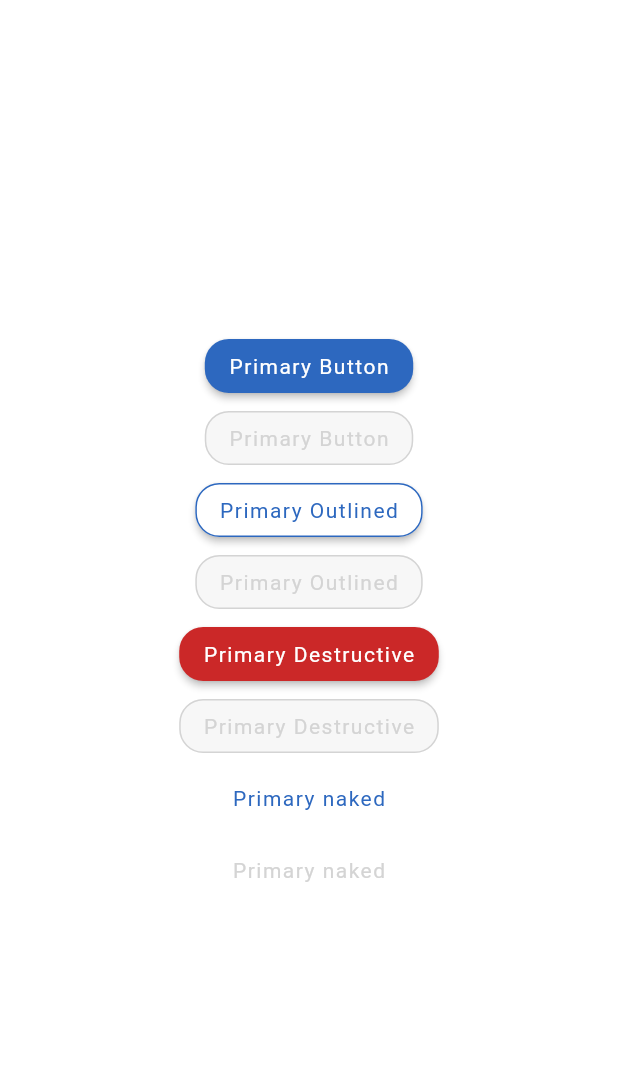
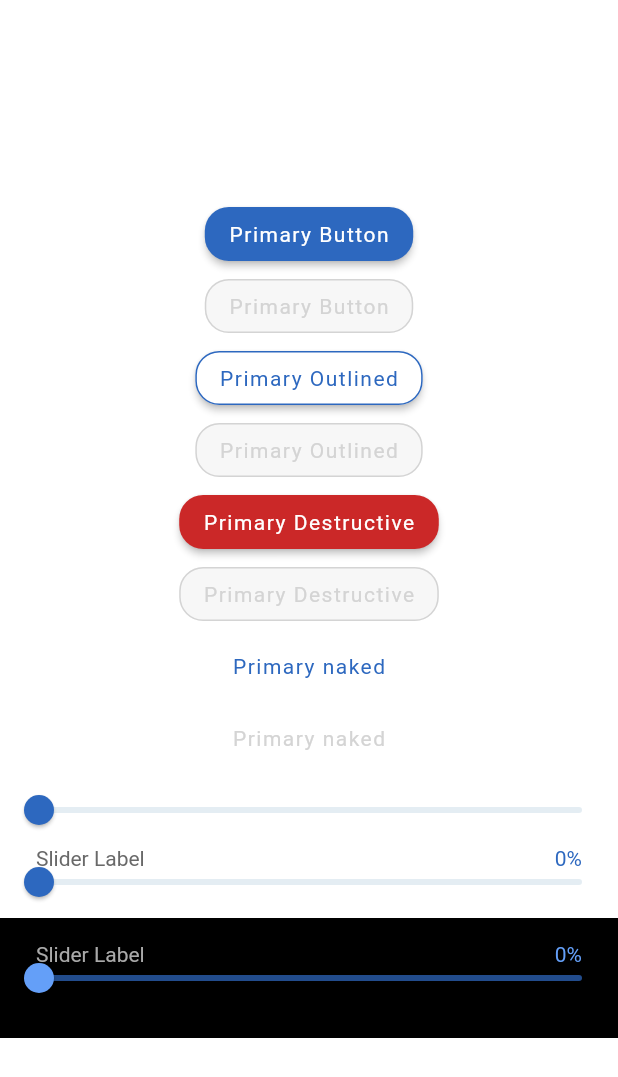
Before and after one commit to AtaMahmoud/ob-flutter-app, a Flutter app: the WidgetShowCase screen opened directly, on a phone screen of 412 x 824 dp. Shown: the top 1077 px of the screen. Run offline on Flutter 3.47's test engine with Material 2 defaults, Android fonts, the phone set to English and light mode, and no system bars; our stand-ins replace cloud_firestore, data_connection_checker, device_info, dio, firebase_auth, firebase_crashlytics and 22 more; missing offline and left inert: barcode_scan, bezier_chart, firebase_ml_vision, flutter_circular_slider, flutter_circular_text and 1 more; accounts and stored records are empty; generated files the repository leaves out were written again; statements that could not run were skipped; project files that could hold a hidden picture were left out.

Commit message:
adds common sliders

```diff
--- /dev/null
+++ b/lib/core/common_widgets/sliders.dart
@@ -0,0 +1,116 @@
+import 'package:flutter/material.dart';
+import 'package:ocean_builder/core/common_widgets/common_theme.dart';
+
+class CommonSlider extends StatefulWidget {
+  /// comon sliders
+  ///
+  /// [sliderValue] and [onChangedMethod] are required
+  ///
+  /// to enable on dark bg use [isDarkBg]
+  ///
+  /// to show or hide label and value information use [hasSliderLabel]
+  ///
+  const CommonSlider(
+      {@required this.sliderValue,
+      this.sliderLabel,
+      @required this.onChangedMethod,
+      this.hasSliderLabel,
+      this.isDarkBg,
+      key})
+      : super(key: key);
+
+  final String sliderLabel;
+  final bool isDarkBg;
+  final bool hasSliderLabel;
+  final double sliderValue;
+  final Function onChangedMethod;
+
+  @override
+  _CommonSliderState createState() => _CommonSliderState();
+}
+
+class _CommonSliderState extends State<CommonSlider> {
+  double _sliderValue = 0.0;
+  Color _activeTrackColor,
+      _inactiveTrackColor,
+      _thumbColor,
+      _labelColor,
+      _valueColor;
+
+  @override
+  Widget build(BuildContext context) {
+    return Container(
+      child: _sliderNative(),
+    );
+  }
+
+  _sliderNative() {
+    if (widget.isDarkBg != null && widget.isDarkBg) {
+      _activeTrackColor = CommonTheme.primaryLighter;
+      _inactiveTrackColor = CommonTheme.primaryDark;
+      _thumbColor = CommonTheme.primaryLight;
+      _labelColor = CommonTheme.grey;
+      _valueColor = CommonTheme.primaryLight;
+    } else {
+      _activeTrackColor = CommonTheme.primaryLight;
+      _inactiveTrackColor = CommonTheme.primaryLightest;
+      _thumbColor = CommonTheme.primary;
+      _labelColor = CommonTheme.greyDark;
+      _valueColor = CommonTheme.primary;
+    }
+    return Stack(
+      children: <Widget>[
+        _slider(),
+        widget.hasSliderLabel != null && widget.hasSliderLabel
+            ? _sliderLabels()
+            : Container()
+      ],
+    );
+  }
+
+  SliderTheme _slider() {
+    return SliderTheme(
+      data: SliderTheme.of(context).copyWith(
+        activeTrackColor: _activeTrackColor,
+        inactiveTrackColor: _inactiveTrackColor,
+        thumbColor: _thumbColor,
+      ),
+      child: Slider(
+          min: 0.0,
+          max: 100.0,
+          divisions: 100,
+          value: _sliderValue,
+          onChanged: (value) {
+            setState(() {
+              debugPrint('slider value  $value');
+              _sliderValue = value;
+              widget.onChangedMethod.call(value);
+            });
+          }),
+    );
+  }
+
+  Align _sliderLabels() {
+    return Align(
+      alignment: Alignment.topLeft,
+      child: Padding(
+        padding: EdgeInsets.symmetric(horizontal: 24),
+        child: Row(
+          mainAxisAlignment: MainAxisAlignment.spaceBetween,
+          children: [
+            Text(
+              '${widget.sliderLabel ?? ' '}',
+              style:
+                  TextStyle(color: _labelColor, fontWeight: FontWeight.normal),
+            ),
+            Text(
+              '${_sliderValue.toInt() ?? ' '}%',
+              style:
+                  TextStyle(color: _valueColor, fontWeight: FontWeight.normal),
+            ),
+          ],
+        ),
+      ),
+    );
+  }
+}
--- a/lib/ui/screens/reusableWidgetsShowcase.dart
+++ b/lib/ui/screens/reusableWidgetsShowcase.dart
@@ -1,6 +1,7 @@
 import 'package:flutter/material.dart';
 import 'package:flutter/widgets.dart';
 import 'package:ocean_builder/core/common_widgets/buttons.dart';
+import 'package:ocean_builder/core/common_widgets/sliders.dart';
 
 class WidgetShowCase extends StatefulWidget {
   static const String routeName = '/widgetShowCase';
@@ -75,6 +76,40 @@ class _WidgetShowCaseState extends State<WidgetShowCase> {
         isNaked: true,
         key: Key('primary_naked_button2'),
       ),
+      CommonSlider(
+        key: Key('common slider'),
+        sliderValue: 11.0,
+        hasSliderLabel: false,
+        onChangedMethod: (value) {
+          debugPrint(
+              'I wish to print the value from here as a delegate --- $value ');
+        },
+      ),
+      CommonSlider(
+        key: Key('common slider 2'),
+        sliderValue: 11.0,
+        hasSliderLabel: true,
+        sliderLabel: 'Slider Label',
+        onChangedMethod: (value) {
+          debugPrint(
+              'I wish to print the value from here as a delegate --- $value');
+        },
+      ),
+      Container(
+        padding: EdgeInsets.symmetric(vertical: 16),
+        color: Colors.black,
+        child: CommonSlider(
+          key: Key('common slider 3'),
+          sliderValue: 11.0,
+          hasSliderLabel: true,
+          isDarkBg: true,
+          sliderLabel: 'Slider Label',
+          onChangedMethod: (value) {
+            debugPrint(
+                'I wish to print the value from here as a delegate --- $value');
+          },
+        ),
+      )
     ]);
   }
 }
```
Also changed, not shown: 1 other file.
